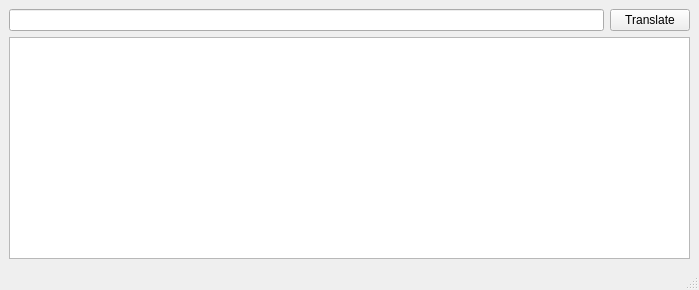
First picture: the form in data/mainw.ui, repository alexsilva/inst-trans, before the edit.
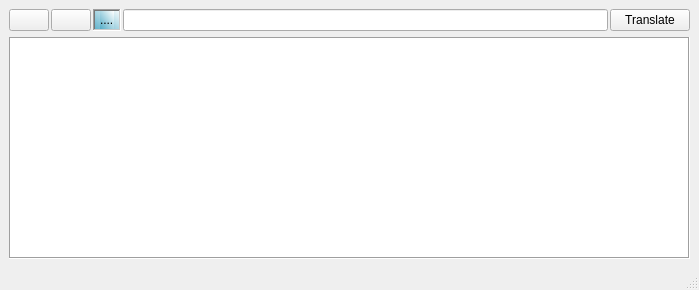
Second picture: the form after the edit. Icons and pictures are not drawn.

Commit message: Graphical interface with navigation buttons and progress.

What changed in the file:
```diff
--- a/data/mainw.ui
+++ b/data/mainw.ui
@@ -17,6 +17,86 @@
    <layout class="QVBoxLayout" name="verticalLayout">
     <item>
      <layout class="QHBoxLayout" name="horizontalLayout">
+      <property name="spacing">
+       <number>2</number>
+      </property>
+      <item>
+       <widget class="QPushButton" name="btnBack">
+        <property name="text">
+         <string/>
+        </property>
+        <property name="icon">
+         <iconset>
+          <normaloff>../images/btnback-blue.png</normaloff>../images/btnback-blue.png</iconset>
+        </property>
+       </widget>
+      </item>
+      <item>
+       <widget class="QPushButton" name="btnForward">
+        <property name="text">
+         <string/>
+        </property>
+        <property name="icon">
+         <iconset>
+          <normaloff>../images/btnforward-blue.png</normaloff>../images/btnforward-blue.png</iconset>
+        </property>
+       </widget>
+      </item>
+      <item>
+       <widget class="QFrame" name="frame">
+        <property name="sizePolicy">
+         <sizepolicy hsizetype="Preferred" vsizetype="Preferred">
+          <horstretch>0</horstretch>
+          <verstretch>0</verstretch>
+         </sizepolicy>
+        </property>
+        <property name="autoFillBackground">
+         <bool>false</bool>
+        </property>
+        <property name="styleSheet">
+         <string notr="true">background-color: qlineargradient(spread:pad, x1:0, y1:1, x2:1, y2:0, stop:0 rgba(83, 171, 198, 248), stop:1 rgba(255, 255, 255, 255));</string>
+        </property>
+        <property name="frameShape">
+         <enum>QFrame::WinPanel</enum>
+        </property>
+        <property name="frameShadow">
+         <enum>QFrame::Sunken</enum>
+        </property>
+        <property name="lineWidth">
+         <number>0</number>
+        </property>
+        <layout class="QHBoxLayout" name="horizontalLayout_2">
+         <property name="spacing">
+          <number>2</number>
+         </property>
+         <property name="leftMargin">
+          <number>5</number>
+         </property>
+         <property name="topMargin">
+          <number>0</number>
+         </property>
+         <property name="rightMargin">
+          <number>5</number>
+         </property>
+         <property name="bottomMargin">
+          <number>0</number>
+         </property>
+         <item>
+          <widget class="QLabel" name="progress">
+           <property name="sizePolicy">
+            <sizepolicy hsizetype="Fixed" vsizetype="Preferred">
+             <horstretch>0</horstretch>
+             <verstretch>0</verstretch>
+            </sizepolicy>
+           </property>
+           <property name="text">
+            <string>....</string>
+           </property>
+          </widget>
+         </item>
+        </layout>
+       </widget>
+      </item>
       <item>
        <widget class="QLineEdit" name="queryTransl"/>
       </item>
@@ -37,6 +117,12 @@
         <verstretch>1</verstretch>
        </sizepolicy>
       </property>
+      <property name="frameShape">
+       <enum>QFrame::Box</enum>
+      </property>
+      <property name="frameShadow">
+       <enum>QFrame::Sunken</enum>
+      </property>
       <property name="html">
        <string>&lt;!DOCTYPE HTML PUBLIC &quot;-//W3C//DTD HTML 4.0//EN&quot; &quot;http://www.w3.org/TR/REC-html40/strict.dtd&quot;&gt;
 &lt;html&gt;&lt;head&gt;&lt;meta name=&quot;qrichtext&quot; content=&quot;1&quot; /&gt;&lt;style type=&quot;text/css&quot;&gt;
```
Left out of the diff: 35 changed lines with no effect on the pictures. The commit also changes 1 other file.
